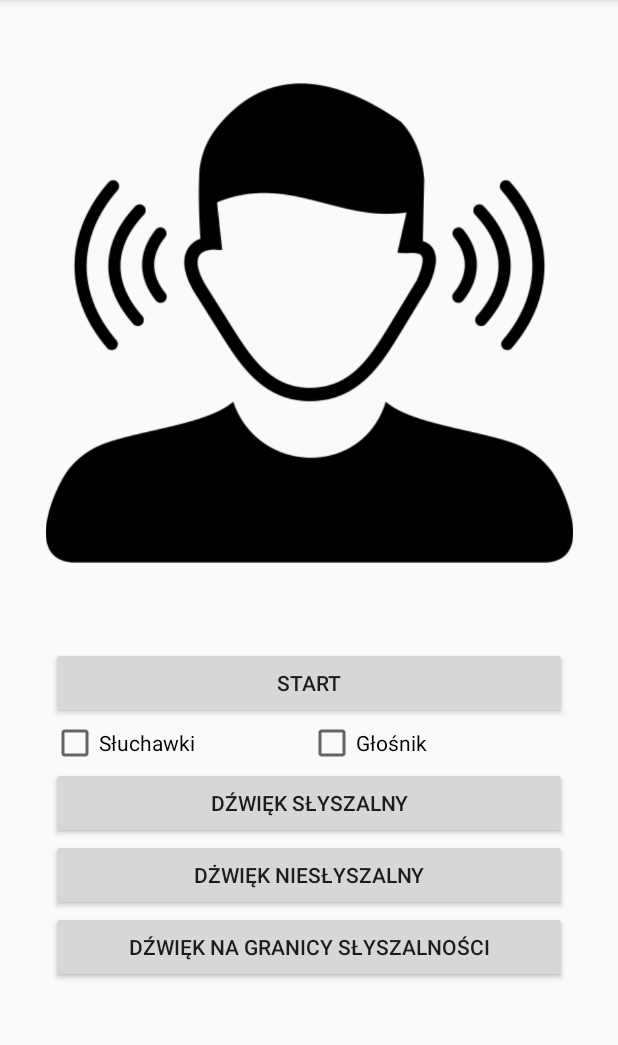
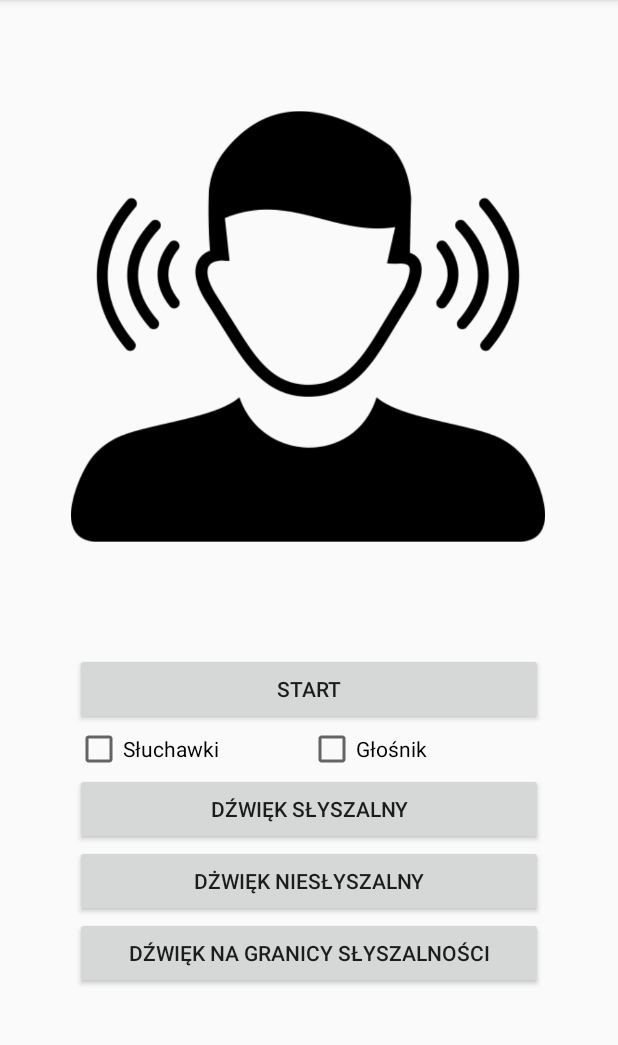
Before and after one commit to HPorada/Audiometry, an Android app: the screen it shows after launch (TestActivity), after a tap on "WYKONAJ BADANIE", on a phone screen of 412 x 824 dp, the part 84-1129 px from its top. Run offline under Robolectric (Android 15) with nearby library versions, the light colour scheme and no system bars.

Commit message:
Second commit - structure modifications

```diff
--- a/app/src/main/java/edu/ib/audiometry/MainActivity.kt
+++ b/app/src/main/java/edu/ib/audiometry/MainActivity.kt
@@ -1,21 +1,23 @@
 package edu.ib.audiometry
 
 import android.content.Intent
-import androidx.appcompat.app.AppCompatActivity
 import android.os.Bundle
 import android.view.View
+import android.widget.Toast
+import androidx.appcompat.app.AppCompatActivity
+import java.io.BufferedReader
+import java.io.FileNotFoundException
+import java.io.FileReader
+import java.io.IOException
+import java.util.*
 
 class MainActivity : AppCompatActivity() {
+
+    var results: ArrayList<Result> = ArrayList<Result>()
 
     override fun onCreate(savedInstanceState: Bundle?) {
         super.onCreate(savedInstanceState)
         setContentView(R.layout.activity_main)
-
-        /*val startButton = findViewById<Button>(R.id.btnTest)
-        startButton.setOnClickListener{
-            val intent = Intent(this,TestActivity::class.java)
-            startActivity(intent)
-        }*/
     }
 
     fun onStartTestClick(view: View) {
@@ -23,7 +25,49 @@
         startActivity(intent)
     }
 
-    fun onSavedTestsClick(view: View) {}
-    fun onAboutClick(view: View) {}
-    fun onArticlesClick(view: View) {}
+    fun onSavedTestsClick(view: View) {
+        val intent = Intent(this, ResultsRecyclerActivity::class.java)
+        startActivity(intent)
+    }
+
+    fun onAboutClick(view: View) {
+        val intent = Intent(this, AboutActivity::class.java)
+        startActivity(intent)
+    }
+
+    fun onArticlesClick(view: View) {
+        val intent = Intent(this, ArticlesActivity::class.java)
+        startActivity(intent)
+    }
+
+    //DO POPRAWY!!
+
+    /*fun createResultList() {
+        results.clear()
+        val file = getExternalFilesDir(ResultActivity::getFolderName())
+        val fileListing = file!!.listFiles()
+        if (fileListing != null) {
+            for (i in fileListing.indices) {
+                val str = StringBuilder()
+                try {
+                    BufferedReader(FileReader(fileListing[i])).use { bufr ->
+                        val fileName = fileListing[i].name
+                        var text: String?
+                        while (bufr.readLine().also { text = it } != null) {
+                            str.append(text)
+                        }
+                        // val recipe = Result(fileName, str.toString())
+                        // results.add(recipe)
+                    }
+                } catch (e: FileNotFoundException) {
+                    e.printStackTrace()
+                    Toast.makeText(this, "File not found.", Toast.LENGTH_LONG).show()
+                } catch (e: IOException) {
+                    e.printStackTrace()
+                    Toast.makeText(this, "Something went wrong. Try again.", Toast.LENGTH_LONG)
+                        .show()
+                }
+            }
+        }
+    }*/
 }
--- a/app/src/main/java/edu/ib/audiometry/TestsAdapter.kt
+++ /dev/null
@@ -1 +0,0 @@
-package edu.ib.audiometry
--- a/app/src/main/java/edu/ib/audiometry/TestsRecyclerActivity.kt
+++ /dev/null
@@ -1 +0,0 @@
-package edu.ib.audiometry
--- a/app/src/main/res/layout/activity_test.xml
+++ b/app/src/main/res/layout/activity_test.xml
@@ -7,19 +7,20 @@
 
     <ImageView
         android:id="@+id/ivIcon"
-        android:layout_width="371dp"
-        android:layout_height="320dp"
+        android:layout_width="316dp"
+        android:layout_height="322dp"
         android:contentDescription="@string/description"
         app:layout_constraintBottom_toTopOf="@+id/linearLayout"
         app:layout_constraintEnd_toEndOf="parent"
+        app:layout_constraintHorizontal_bias="0.493"
         app:layout_constraintStart_toStartOf="parent"
         app:layout_constraintTop_toTopOf="parent"
         app:srcCompat="@drawable/both" />
 
     <LinearLayout
         android:id="@+id/linearLayout"
-        android:layout_width="344dp"
-        android:layout_height="281dp"
+        android:layout_width="312dp"
+        android:layout_height="276dp"
         android:orientation="vertical"
         app:layout_constraintBottom_toBottomOf="parent"
         app:layout_constraintEnd_toEndOf="parent"
@@ -40,7 +41,7 @@
 
             <CheckBox
                 android:id="@+id/checkEarphones"
-                android:layout_width="171dp"
+                android:layout_width="155dp"
                 android:layout_height="wrap_content"
                 android:text="@string/earphones" />
 
--- a/app/src/main/res/values-night/themes.xml
+++ b/app/src/main/res/values-night/themes.xml
@@ -1,6 +1,6 @@
 <resources xmlns:tools="http://schemas.android.com/tools">
     <!-- Base application theme. -->
-    <style name="Theme.Audiometry" parent="Theme.MaterialComponents.DayNight.DarkActionBar">
+    <style name="Theme.Audiometry" parent="Theme.MaterialComponents.DayNight.NoActionBar">
         <!-- Primary brand color. -->
         <item name="colorPrimary">@color/purple_200</item>
         <item name="colorPrimaryVariant">@color/purple_700</item>
--- a/app/src/main/res/values/strings.xml
+++ b/app/src/main/res/values/strings.xml
@@ -8,6 +8,7 @@
     <string name="hygiene">Dbanie o słuch</string>
 
     <string name="description">Icon</string>
+    <string name="description2">Result</string>
 
     <string name="start_test">Start</string>
     <string name="earphones">Słuchawki</string>
--- a/app/src/main/res/values/themes.xml
+++ b/app/src/main/res/values/themes.xml
@@ -1,6 +1,6 @@
 <resources xmlns:tools="http://schemas.android.com/tools">
     <!-- Base application theme. -->
-    <style name="Theme.Audiometry" parent="Theme.MaterialComponents.DayNight.DarkActionBar">
+    <style name="Theme.Audiometry" parent="Theme.MaterialComponents.DayNight.NoActionBar">
         <!-- Primary brand color. -->
         <item name="colorPrimary">@color/purple_500</item>
         <item name="colorPrimaryVariant">@color/purple_700</item>
```
Also changed, not shown: app/src/main/AndroidManifest.xml (+6 -2 lines), app/src/main/java/edu/ib/audiometry/Result.kt (added, +30 -0 lines), app/src/main/java/edu/ib/audiometry/ResultActivity.kt (+21 -0 lines), app/src/main/java/edu/ib/audiometry/ResultsAdapter.kt (added, +63 -0 lines), app/src/main/java/edu/ib/audiometry/ResultsRecyclerActivity.kt (added, +47 -0 lines), app/src/main/java/edu/ib/audiometry/Test.kt (deleted, +0 -10 lines), app/src/main/res/layout/activity_result.xml (+6 -5 lines), app/src/main/res/layout/activity_tests_list.xml (+8 -7 lines), app/src/main/res/layout/item_result.xml (renamed from app/src/main/res/layout/item_test.xml).
